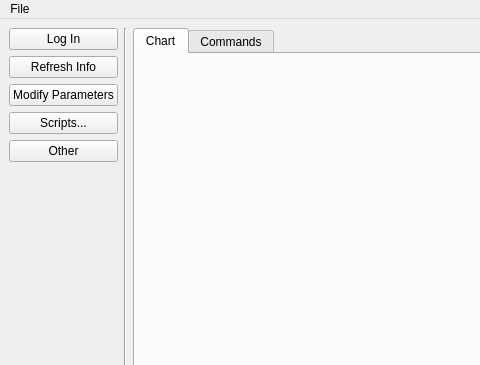
Before: the Qt Designer form PC/MainWindow.ui in dawidwojdylak/climatic-chamber-system, drawn with Qt 5; both pictures show x 0 to 480 and y 0 to 365 of the 1068 by 723 pixel window.
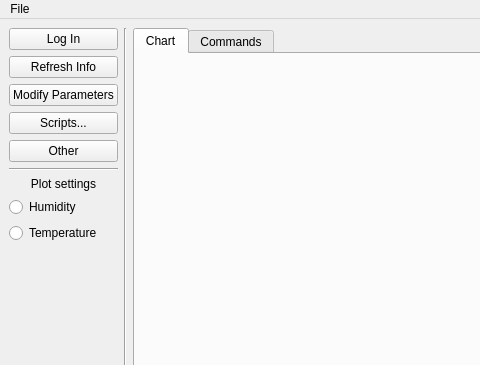
After: the same form once the commit is applied.

Diff of the .ui file:
```diff
--- a/PC/MainWindow.ui
+++ b/PC/MainWindow.ui
@@ -57,6 +57,37 @@
           </property>
          </widget>
         </item>
+        <item>
+         <widget class="Line" name="line_chart">
+          <property name="orientation">
+           <enum>Qt::Horizontal</enum>
+          </property>
+         </widget>
+        </item>
+        <item>
+         <widget class="QLabel" name="label_chart">
+          <property name="text">
+           <string>Plot settings</string>
+          </property>
+          <property name="alignment">
+           <set>Qt::AlignCenter</set>
+          </property>
+         </widget>
+        </item>
+        <item>
+         <widget class="QRadioButton" name="radioButton_chartHumidity">
+          <property name="text">
+           <string>Humidity</string>
+          </property>
+         </widget>
+        </item>
+        <item>
+         <widget class="QRadioButton" name="radioButton_chartTemperature">
+          <property name="text">
+           <string>Temperature</string>
+          </property>
+         </widget>
+        </item>
         <item>
          <spacer name="verticalSpacer">
           <property name="orientation">
```
